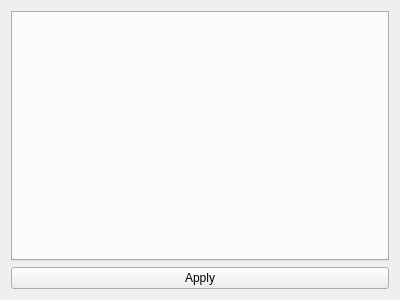
This is application/window.ui in TheNiteCoder/mx-bashrc-config as Qt 5 draws it before an edit. The edited form follows.
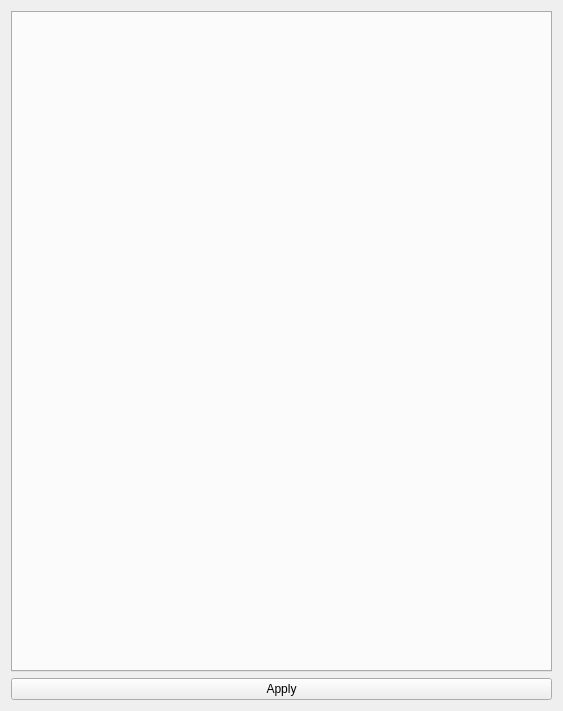
This is the edited form.

```diff
--- a/application/window.ui
+++ b/application/window.ui
@@ -6,10 +6,25 @@
    <rect>
     <x>0</x>
     <y>0</y>
-    <width>400</width>
-    <height>300</height>
+    <width>563</width>
+    <height>711</height>
    </rect>
   </property>
+  <property name="sizePolicy">
+   <sizepolicy hsizetype="Expanding" vsizetype="Expanding">
+    <horstretch>0</horstretch>
+    <verstretch>0</verstretch>
+   </sizepolicy>
+  </property>
+  <property name="sizeIncrement">
+   <size>
+    <width>1</width>
+    <height>1</height>
+   </size>
+  </property>
+  <property name="cursor">
+   <cursorShape>ArrowCursor</cursorShape>
+  </property>
   <property name="windowTitle">
    <string/>
   </property>
```
